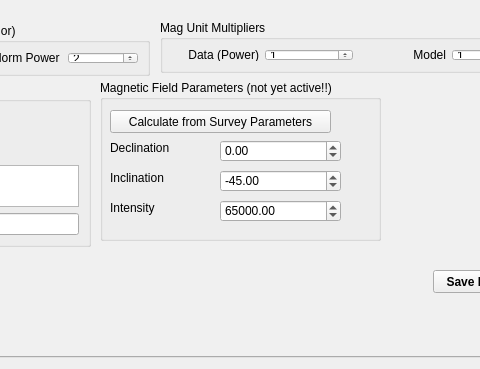
First picture: the form in Tomofast_x_dialog_base.ui, repository TOMOFAST/tomofast-x-q, before the edit; both pictures show x 523 to 1003 and y 313 to 682 of the 1183 by 682 pixel window.
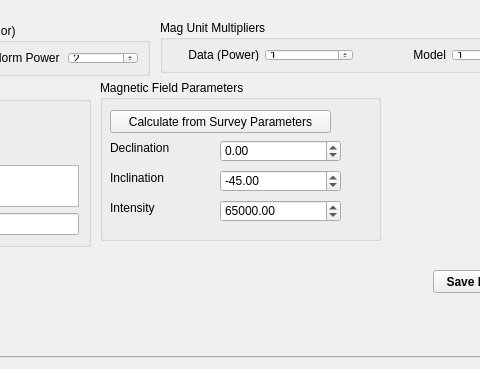
Second picture: the form after the edit. The open tabs and pages were chosen to show the change. Custom widgets are drawn as their Qt base class.

Commit message: Change default tab

Diff of the .ui file:
```diff
--- a/Tomofast_x_dialog_base.ui
+++ b/Tomofast_x_dialog_base.ui
@@ -3184,7 +3184,7 @@
         </rect>
        </property>
        <property name="title">
-        <string>Magnetic Field Parameters (not yet active!!)</string>
+        <string>Magnetic Field Parameters</string>
        </property>
        <widget class="QDoubleSpinBox" name="doubleSpinBox_2">
         <property name="enabled">
```
